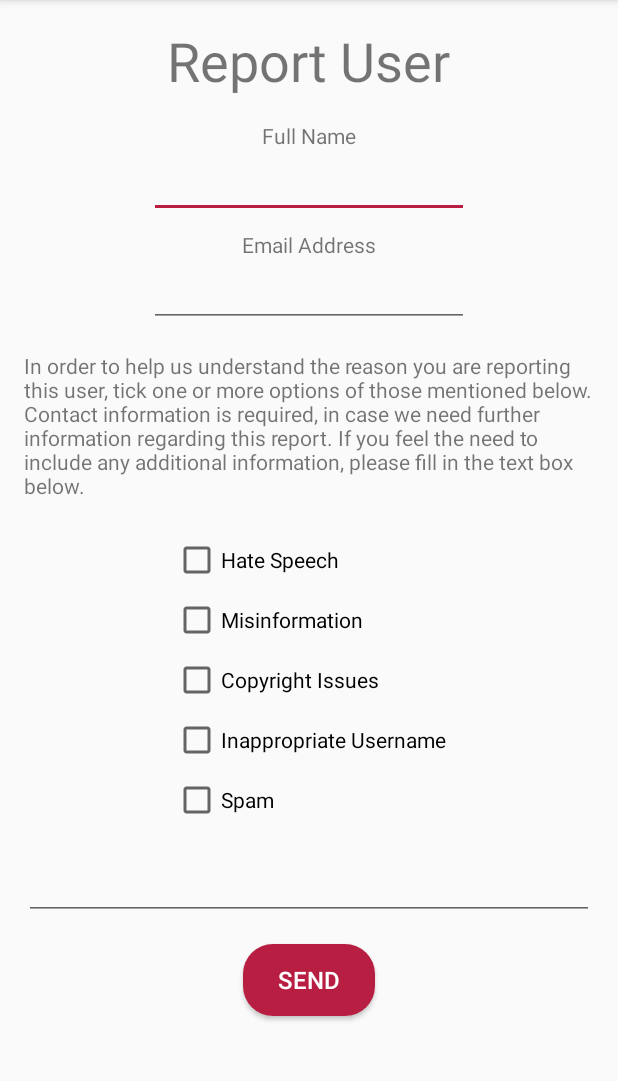
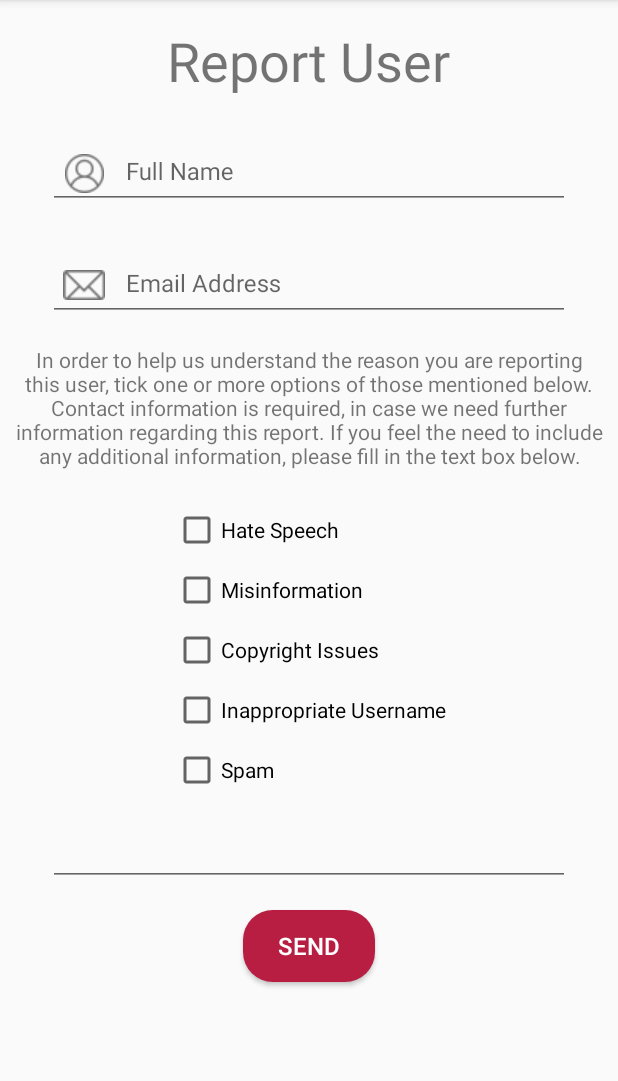
Before and after one commit to GeorgeFotopoulos/Urban-Arts, an Android app: the ReportUser screen opened directly, with no data from a screen before it, on a phone screen of 412 x 824 dp, the part 84-1165 px from its top. Run offline under Robolectric (Android 15) with nearby library versions, the phone set to English and light mode, and no system bars.

Commit message:
login, signup, reportuser ui improvements & button fixes

```diff
--- a/app/src/main/res/layout/activity_report_user.xml
+++ b/app/src/main/res/layout/activity_report_user.xml
@@ -4,6 +4,8 @@
     xmlns:tools="http://schemas.android.com/tools"
     android:layout_width="match_parent"
     android:layout_height="match_parent"
+    android:focusable="auto"
+    android:focusableInTouchMode="true"
     tools:context=".ReportUser">
 
 
@@ -30,21 +32,22 @@
                 app:layout_constraintStart_toStartOf="parent" />
 
             <com.google.android.material.textfield.TextInputLayout
-                android:id="@+id/textInputLayout"
+                android:id="@+id/textInputLayout1"
                 android:layout_width="0dp"
                 android:layout_height="wrap_content"
-                android:layout_marginStart="16dp"
-                android:layout_marginLeft="16dp"
-                android:layout_marginEnd="16dp"
-                android:layout_marginRight="16dp"
+                android:layout_marginStart="24dp"
+                android:layout_marginLeft="24dp"
+                android:layout_marginEnd="24dp"
+                android:layout_marginRight="24dp"
                 android:layout_marginBottom="16dp"
                 app:layout_constraintBottom_toTopOf="@+id/reportButton"
-                app:layout_constraintEnd_toEndOf="parent"
-                app:layout_constraintStart_toStartOf="parent">
+                app:layout_constraintEnd_toEndOf="@+id/reportText"
+                app:layout_constraintStart_toStartOf="@+id/reportText">
 
                 <com.google.android.material.textfield.TextInputEditText
                     android:layout_width="match_parent"
-                    android:layout_height="wrap_content" />
+                    android:layout_height="wrap_content"
+                    android:textSize="16sp" />
             </com.google.android.material.textfield.TextInputLayout>
 
             <CheckBox
@@ -93,7 +96,7 @@
                 android:layout_height="wrap_content"
                 android:layout_marginBottom="8dp"
                 android:text="@string/spam"
-                app:layout_constraintBottom_toTopOf="@+id/textInputLayout"
+                app:layout_constraintBottom_toTopOf="@+id/textInputLayout1"
                 app:layout_constraintEnd_toEndOf="@+id/inappropriateUsername"
                 app:layout_constraintStart_toStartOf="@+id/inappropriateUsername" />
 
@@ -101,55 +104,14 @@
                 android:id="@+id/reportText"
                 android:layout_width="0dp"
                 android:layout_height="wrap_content"
-                android:layout_marginStart="16dp"
-                android:layout_marginLeft="16dp"
-                android:layout_marginEnd="16dp"
-                android:layout_marginRight="16dp"
+                android:layout_marginStart="8dp"
+                android:layout_marginLeft="8dp"
+                android:layout_marginEnd="8dp"
+                android:layout_marginRight="8dp"
                 android:layout_marginBottom="24dp"
+                android:gravity="center_horizontal"
                 android:text="@string/in_order_to_help_us_understand_the_reason_you_are_reporting_this_user_tick_one_or_more_options_of_those_mentioned_below_contact_information_is_required_in_case_we_need_further_information_regarding_this_report_if_you_feel_the_need_to_include_any_additional_information_please_fill_in_the_text_box_below"
                 app:layout_constraintBottom_toTopOf="@+id/hateSpeech"
-                app:layout_constraintEnd_toEndOf="parent"
-                app:layout_constraintStart_toStartOf="parent" />
-
-            <TextView
-                android:id="@+id/fullName"
-                android:layout_width="wrap_content"
-                android:layout_height="wrap_content"
-                android:layout_marginTop="16dp"
-                android:text="@string/full_name"
-                app:layout_constraintBottom_toTopOf="@+id/fullNameInput"
-                app:layout_constraintEnd_toEndOf="parent"
-                app:layout_constraintStart_toStartOf="parent"
-                app:layout_constraintTop_toBottomOf="@+id/header" />
-
-            <TextView
-                android:id="@+id/email"
-                android:layout_width="wrap_content"
-                android:layout_height="wrap_content"
-                android:text="@string/email_address"
-                app:layout_constraintBottom_toTopOf="@+id/emailInput"
-                app:layout_constraintEnd_toEndOf="parent"
-                app:layout_constraintStart_toStartOf="parent" />
-
-            <EditText
-                android:id="@+id/fullNameInput"
-                android:layout_width="wrap_content"
-                android:layout_height="wrap_content"
-                android:layout_marginBottom="8dp"
-                android:ems="10"
-                android:inputType="textPersonName"
-                app:layout_constraintBottom_toTopOf="@+id/email"
-                app:layout_constraintEnd_toEndOf="parent"
-                app:layout_constraintStart_toStartOf="parent" />
-
-            <EditText
-                android:id="@+id/emailInput"
-                android:layout_width="wrap_content"
-                android:layout_height="wrap_content"
-                android:layout_marginBottom="16dp"
-                android:ems="10"
-                android:inputType="textPersonName"
-                app:layout_constraintBottom_toTopOf="@+id/reportText"
                 app:layout_constraintEnd_toEndOf="parent"
                 app:layout_constraintStart_toStartOf="parent" />
 
@@ -164,6 +126,50 @@
                 app:layout_constraintStart_toStartOf="parent"
                 app:layout_constraintTop_toTopOf="parent" />
 
+            <com.google.android.material.textfield.TextInputLayout
+                android:id="@+id/fullNameLayout"
+                android:layout_width="0dp"
+                android:layout_height="wrap_content"
+                android:layout_marginStart="24dp"
+                android:layout_marginLeft="24dp"
+                android:layout_marginTop="16dp"
+                android:layout_marginEnd="24dp"
+                android:layout_marginRight="24dp"
+                app:endIconMode="clear_text"
+                app:layout_constraintEnd_toEndOf="@+id/reportText"
+                app:layout_constraintStart_toStartOf="@+id/reportText"
+                app:layout_constraintTop_toBottomOf="@+id/header"
+                app:startIconDrawable="@drawable/ic_user_small">
+
+                <com.google.android.material.textfield.TextInputEditText
+                    android:id="@+id/fullNameInput"
+                    android:layout_width="match_parent"
+                    android:layout_height="wrap_content"
+                    android:hint="@string/full_name"
+                    android:textSize="16sp" />
+            </com.google.android.material.textfield.TextInputLayout>
+
+            <com.google.android.material.textfield.TextInputLayout
+                android:id="@+id/emailLayout"
+                android:layout_width="0dp"
+                android:layout_height="wrap_content"
+                android:layout_marginTop="16dp"
+                android:layout_marginBottom="16dp"
+                app:layout_constraintBottom_toTopOf="@+id/reportText"
+                app:layout_constraintEnd_toEndOf="@+id/fullNameLayout"
+                app:layout_constraintStart_toStartOf="@+id/fullNameLayout"
+                app:layout_constraintTop_toBottomOf="@+id/fullNameLayout"
+                app:startIconDrawable="@drawable/ic_email_small"
+                app:endIconMode="clear_text">
+
+                <com.google.android.material.textfield.TextInputEditText
+                    android:id="@+id/emailInput"
+                    android:layout_width="match_parent"
+                    android:layout_height="wrap_content"
+                    android:hint="@string/email_address"
+                    android:textSize="16sp" />
+            </com.google.android.material.textfield.TextInputLayout>
+
         </androidx.constraintlayout.widget.ConstraintLayout>
 
     </ScrollView>
```
Also changed, not shown: app/src/main/java/com/aueb/urbanarts/LogIn.java (+8 -8 lines), app/src/main/java/com/aueb/urbanarts/SignUp.java (+10 -9 lines), app/src/main/res/layout/activity_log_in.xml (+50 -38 lines), app/src/main/res/layout/activity_sign_up.xml (+67 -40 lines), app/src/main/res/drawable/ic_email_small.png (added), app/src/main/res/drawable/ic_password_small.png (added), app/src/main/res/drawable/ic_user_small.png (added).
